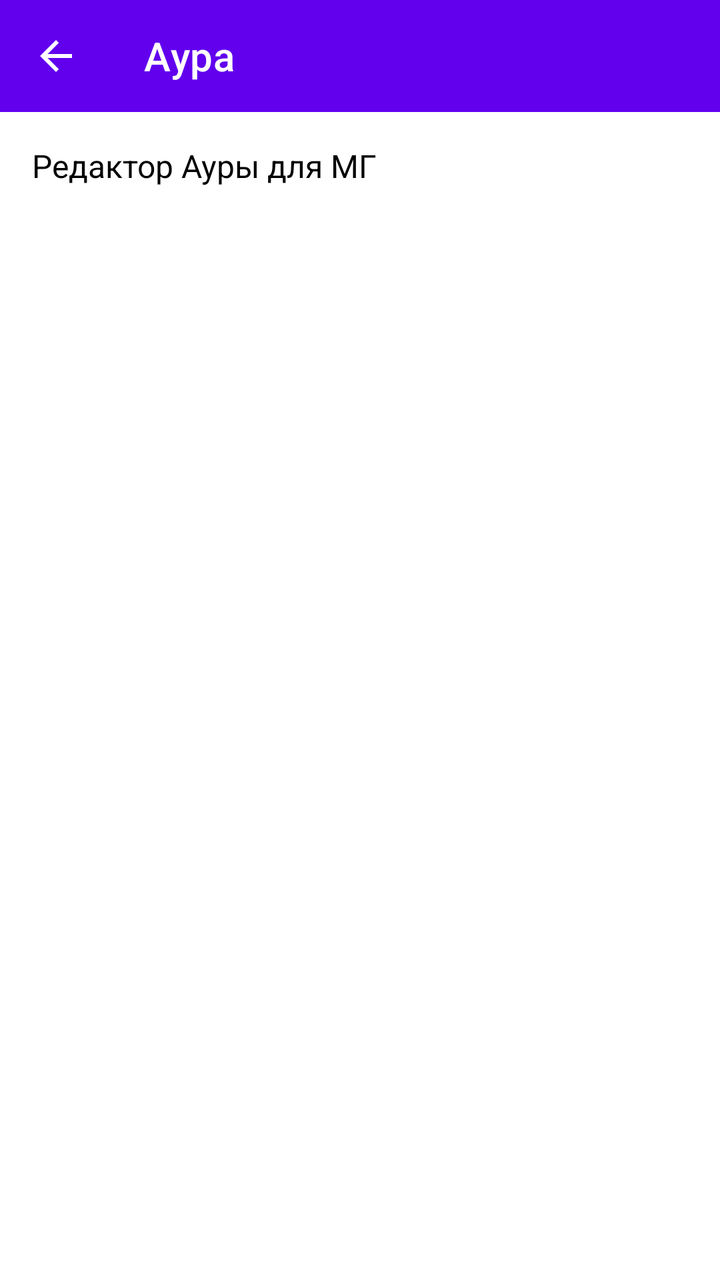
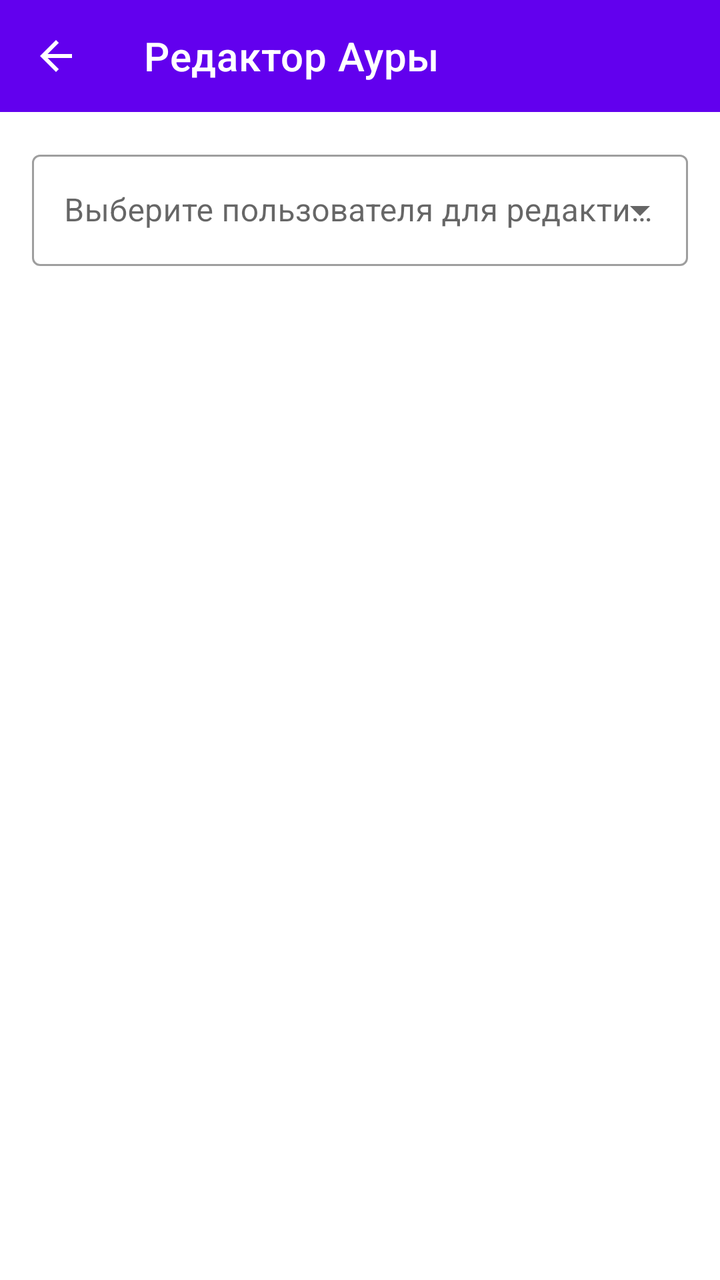

Two renders of the same Android screen: before a commit and after it. Below are the layout's source before the change and the commit's diff.
<!-- AndroidManifest.xml: application theme Theme.Shift -->
<!-- res/layout/activity_aura_editor.xml -->
<?xml version="1.0" encoding="utf-8"?>
<LinearLayout xmlns:android="http://schemas.android.com/apk/res/android"
    xmlns:app="http://schemas.android.com/apk/res-auto"
    android:layout_width="match_parent"
    android:layout_height="match_parent"
    android:orientation="vertical">

    <com.google.android.material.appbar.MaterialToolbar
        android:id="@+id/toolbar"
        android:layout_width="match_parent"
        android:layout_height="wrap_content"
        android:background="?attr/colorPrimary"
        android:theme="@style/ThemeOverlay.Material3.Dark.ActionBar"
        app:title="Аура"
        app:navigationIcon="@drawable/ic_arrow_back_24" />

    <ScrollView
        android:layout_width="match_parent"
        android:layout_height="match_parent"
        android:padding="16dp">

        <LinearLayout
            android:layout_width="match_parent"
            android:layout_height="wrap_content"
            android:orientation="vertical">

            <TextView
                android:id="@+id/contentText"
                android:layout_width="match_parent"
                android:layout_height="wrap_content"
                android:text="Редактор Ауры для МГ"
                android:textSize="16sp"
                android:lineSpacingExtra="4dp" />

        </LinearLayout>

    </ScrollView>

</LinearLayout>
<!-- resources referenced by this layout -->
<resources>
  <!-- drawable ic_arrow_back_24 (drawable) -->
  <?xml version="1.0" encoding="utf-8"?>
  <vector xmlns:android="http://schemas.android.com/apk/res/android"
      android:width="24dp"
      android:height="24dp"
      android:viewportWidth="24"
      android:viewportHeight="24">
      <path
          android:fillColor="#FFFFFF"
          android:pathData="M20,11H7.83l5.59-5.59L12,4l-8,8 8,8 1.41-1.41L7.83,13H20v-2z"/>
  </vector>
  <style name="Theme.Shift" parent="Theme.MaterialComponents.Light.NoActionBar">
          
          <item name="colorPrimary">@color/purple_500</item>
          <item name="colorPrimaryVariant">@color/purple_700</item>
          <item name="colorOnPrimary">@color/white</item>
          
          <item name="colorSecondary">@color/teal_200</item>
          <item name="colorSecondaryVariant">@color/teal_700</item>
          <item name="colorOnSecondary">@color/black</item>
          
          <item name="android:statusBarColor">?attr/colorPrimaryVariant</item>
          
          <item name="android:forceDarkAllowed">false</item>
          <item name="android:windowBackground">@android:color/white</item>
          <item name="android:textColor">@android:color/black</item>
          <item name="android:textColorPrimary">@android:color/black</item>
          <item name="android:textColorSecondary">@android:color/black</item>
          <item name="android:windowOptOutEdgeToEdgeEnforcement">true</item>
          
      </style>
  <color name="purple_500">#FF6200EE</color>
  <color name="purple_700">#FF3700B3</color>
  <color name="white">#FFFFFFFF</color>
  <color name="teal_200">#FF03DAC5</color>
  <color name="teal_700">#FF018786</color>
  <color name="black">#FF000000</color>
</resources>

<!-- the commit's change to res/layout/activity_aura_editor.xml (unified diff, before → after) -->
@@ -10,30 +10,39 @@
         android:layout_width="match_parent"
         android:layout_height="wrap_content"
         android:background="?attr/colorPrimary"
-        android:theme="@style/ThemeOverlay.Material3.Dark.ActionBar"
-        app:title="Аура"
+        android:theme="@style/ThemeOverlay.MaterialComponents.Dark.ActionBar"
+        app:title="Редактор Ауры"
         app:navigationIcon="@drawable/ic_arrow_back_24" />
 
-    <ScrollView
+    <LinearLayout
         android:layout_width="match_parent"
-        android:layout_height="match_parent"
+        android:layout_height="wrap_content"
+        android:orientation="vertical"
         android:padding="16dp">
 
-        <LinearLayout
+        
+        <com.google.android.material.textfield.TextInputLayout
             android:layout_width="match_parent"
             android:layout_height="wrap_content"
-            android:orientation="vertical">
+            android:layout_marginBottom="16dp"
+            android:hint="Выберите пользователя для редактирования ауры"
+            style="@style/Widget.MaterialComponents.TextInputLayout.OutlinedBox.ExposedDropdownMenu">
 
-            <TextView
-                android:id="@+id/contentText"
+            <AutoCompleteTextView
+                android:id="@+id/userAutoComplete"
                 android:layout_width="match_parent"
                 android:layout_height="wrap_content"
-                android:text="Редактор Ауры для МГ"
-                android:textSize="16sp"
-                android:lineSpacingExtra="4dp" />
+                android:inputType="none" />
 
-        </LinearLayout>
+        </com.google.android.material.textfield.TextInputLayout>
 
-    </ScrollView>
+    </LinearLayout>
+
+    
+    <FrameLayout
+        android:id="@+id/auraContainer"
+        android:layout_width="match_parent"
+        android:layout_height="0dp"
+        android:layout_weight="1" />
 
 </LinearLayout>
